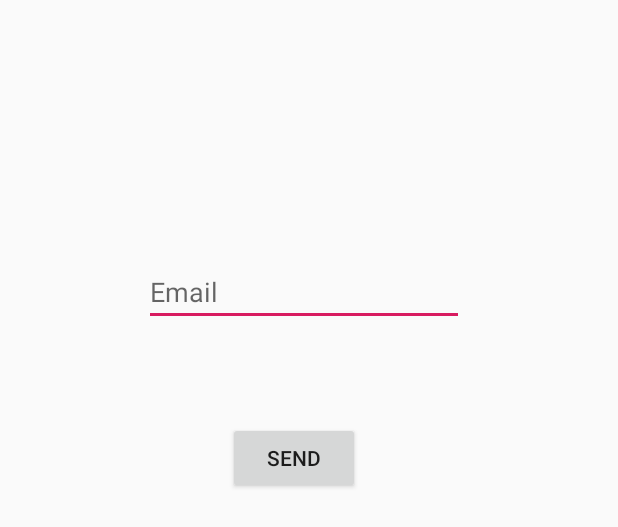
After one commit to Cyber-Labs/ism-app-android, an Android app: the layout forgot_password.xml on its own in the app's theme, with its tools: preview values and no code run, on a phone screen of 412 x 824 dp. The commit adds this screen. Shown: the top 527 px of the screen. Run offline under Robolectric (Android 15) with nearby library versions, the phone set to English and light mode, and no system bars.

Commit message:
forgot_passord_activity

```diff
--- a/app/src/main/AndroidManifest.xml
+++ b/app/src/main/AndroidManifest.xml
@@ -2,6 +2,8 @@
 <manifest xmlns:android="http://schemas.android.com/apk/res/android"
     package="ismapp.iitism.cyberlabs.com.ismapp">
 
+    <uses-permission android:name="android.permission.ACCESS_NETWORK_STATE" />
+    <uses-permission android:name="android.permission.INTERNET"></uses-permission>
 
     <application
         android:allowBackup="true"
--- a/app/src/main/java/ismapp/iitism/cyberlabs/com/ismapp/ApiClient.java
+++ b/app/src/main/java/ismapp/iitism/cyberlabs/com/ismapp/ApiClient.java
@@ -7,7 +7,7 @@ public class ApiClient  {
     public static  final String Base_Url = "/api";
     public static Retrofit retrofit;
 
-    public Retrofit getRetrofit(){
+    public static Retrofit getRetrofit(){
         if(retrofit == null){
             retrofit = new Retrofit.Builder().baseUrl(Base_Url).addConverterFactory(GsonConverterFactory.create()).build();
         }
--- a/app/src/main/java/ismapp/iitism/cyberlabs/com/ismapp/Authentication/Forgot_password/CallBack.java
+++ b/app/src/main/java/ismapp/iitism/cyberlabs/com/ismapp/Authentication/Forgot_password/CallBack.java
@@ -5,6 +5,7 @@ import ismapp.iitism.cyberlabs.com.ismapp.Authentication.Forgot_password.Model.O
 public interface CallBack {
     //callback method from getting response from server
     void getVerification(Otp_Response_Model otp_response_model);
+    void onFailure(String msg);
 
 
 }
--- /dev/null
+++ b/app/src/main/java/ismapp/iitism/cyberlabs/com/ismapp/Authentication/Forgot_password/Presenter/Presenter_Interface.java
@@ -0,0 +1,5 @@
+package ismapp.iitism.cyberlabs.com.ismapp.Authentication.Forgot_password.Presenter;
+
+public interface Presenter_Interface {
+    void getResponse(String email);
+}
--- /dev/null
+++ b/app/src/main/res/layout/forgot_password.xml
@@ -0,0 +1,55 @@
+<?xml version="1.0" encoding="utf-8"?>
+<android.support.constraint.ConstraintLayout
+    xmlns:android="http://schemas.android.com/apk/res/android"
+    xmlns:app="http://schemas.android.com/apk/res-auto"
+    xmlns:tools="http://schemas.android.com/tools"
+    android:layout_width="match_parent"
+    android:layout_height="match_parent">
+
+    <EditText
+        android:id="@+id/forgot_email"
+        android:layout_width="wrap_content"
+        android:layout_height="wrap_content"
+        android:layout_marginStart="8dp"
+        android:layout_marginLeft="8dp"
+        android:layout_marginTop="172dp"
+        android:layout_marginEnd="15dp"
+        android:layout_marginRight="15dp"
+        android:ems="10"
+        android:hint="Email"
+        android:inputType="textEmailAddress"
+        app:layout_constraintEnd_toEndOf="parent"
+        app:layout_constraintHorizontal_bias="0.503"
+        app:layout_constraintStart_toStartOf="parent"
+        app:layout_constraintTop_toTopOf="parent" />
+
+    <Button
+        android:id="@+id/send_email"
+        android:layout_width="wrap_content"
+        android:layout_height="wrap_content"
+        android:layout_marginStart="8dp"
+        android:layout_marginLeft="8dp"
+        android:layout_marginTop="64dp"
+        android:layout_marginEnd="8dp"
+        android:layout_marginRight="8dp"
+        android:text="Send"
+        app:layout_constraintEnd_toEndOf="parent"
+        app:layout_constraintHorizontal_bias="0.467"
+        app:layout_constraintStart_toStartOf="parent"
+        app:layout_constraintTop_toBottomOf="@+id/forgot_email" />
+
+    <ProgressBar
+        android:id="@+id/progressBar"
+        style="?android:attr/progressBarStyle"
+        android:layout_width="83dp"
+        android:layout_height="84dp"
+        android:layout_marginStart="8dp"
+        android:layout_marginLeft="8dp"
+        android:layout_marginTop="44dp"
+        android:layout_marginEnd="8dp"
+        android:layout_marginRight="8dp"
+        app:layout_constraintEnd_toEndOf="parent"
+        app:layout_constraintStart_toStartOf="parent"
+        app:layout_constraintTop_toBottomOf="@+id/send_email"
+        tools:visibility="gone" />
+</android.support.constraint.ConstraintLayout>
```
Also changed, not shown: app/src/main/java/ismapp/iitism/cyberlabs/com/ismapp/Authentication/Forgot_password/Model/Otp_Response_Model.java (+6 -12 lines), app/src/main/java/ismapp/iitism/cyberlabs/com/ismapp/Authentication/Forgot_password/Presenter/presenter_imple.java (added, +36 -0 lines), app/src/main/java/ismapp/iitism/cyberlabs/com/ismapp/Authentication/Forgot_password/Provider/Retrofit_forgot_implementaion.java (+25 -2 lines), app/src/main/java/ismapp/iitism/cyberlabs/com/ismapp/Authentication/Forgot_password/View/View_interface.java (added, +13 -0 lines), app/src/main/java/ismapp/iitism/cyberlabs/com/ismapp/Authentication/Forgot_password/View/forgot_email_view.java (added, +124 -0 lines), app/src/main/res/layout/verify_otp.xml (+5 -6 lines).
